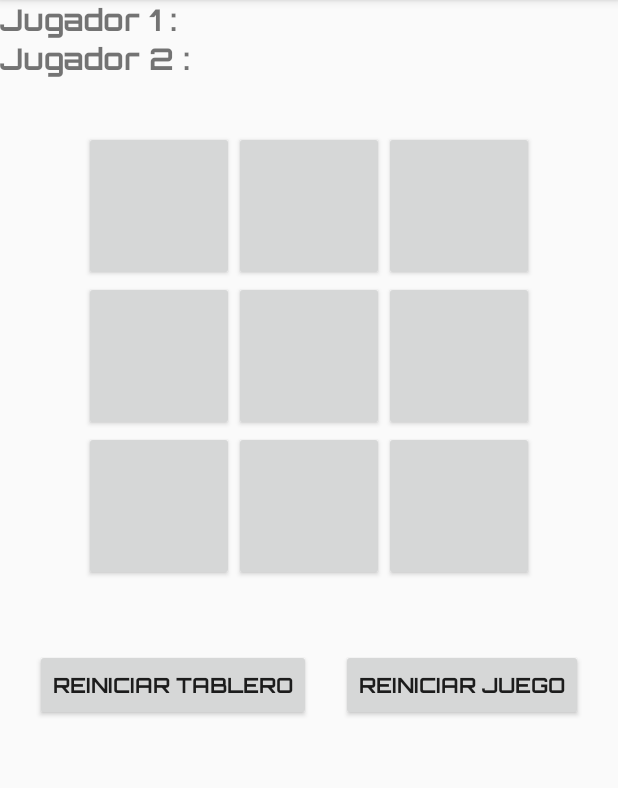
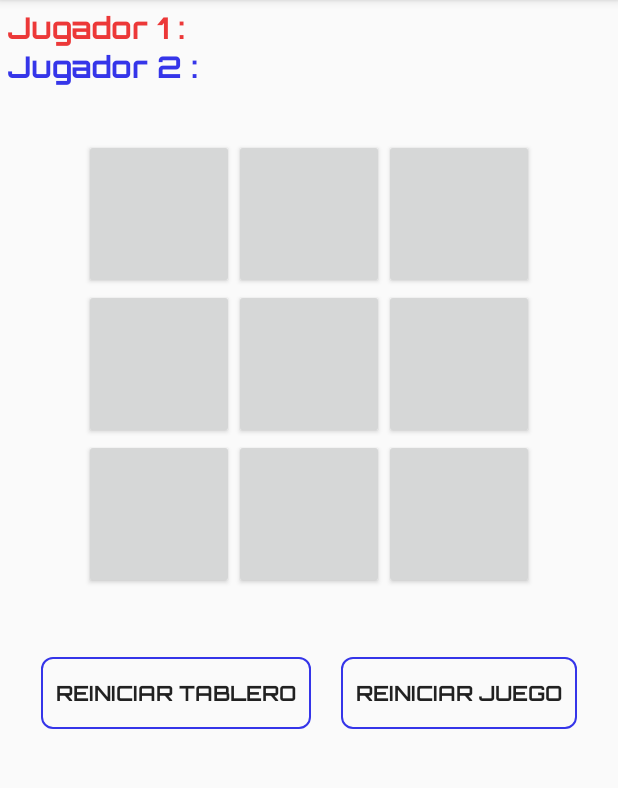
Before and after one commit to carlosfpj/TikTakToe, an Android app: the GameActivity screen opened directly, with no data from a screen before it, on a phone screen of 412 x 824 dp, the part 84-872 px from its top. Run offline under Robolectric (Android 15) with nearby library versions, the phone set to English and light mode, and no system bars.

Commit message:
almost all basic design colors implemented

```diff
--- a/app/src/main/java/com/cfpj/tiktaktoe/GameActivity.java
+++ b/app/src/main/java/com/cfpj/tiktaktoe/GameActivity.java
@@ -115,8 +115,10 @@ public class GameActivity extends AppCompatActivity implements View.OnClickListe
             return;
         }
         if (player1Turn) {
+            ((Button)v).setTextColor(getResources().getColor(R.color.colorCross));
             ((Button) v).setText("X");
         } else {
+            ((Button)v).setTextColor(getResources().getColor(R.color.colorCircle));
             ((Button) v).setText("O");
         }
         count++;
--- a/app/src/main/java/com/cfpj/tiktaktoe/LoadGameActivity.java
+++ b/app/src/main/java/com/cfpj/tiktaktoe/LoadGameActivity.java
@@ -83,11 +83,8 @@ public class LoadGameActivity extends AppCompatActivity {
                          intent.putExtra("player2Name", player2[position]);
                          intent.putExtra("player1Score", score1[position]);
                          intent.putExtra("player2Score", score2[position]);
-                         //TEST OK
-                         Toast toast = Toast.makeText(getApplicationContext(), "Has hecho click en juego " + id[position] + "Jugador1 = " + player1[position], Toast.LENGTH_SHORT );
-                         toast.show();
+
                          startActivity(intent);
-
                      }
                  });
 
--- a/app/src/main/java/com/cfpj/tiktaktoe/SetNamesDialogFragment.java
+++ b/app/src/main/java/com/cfpj/tiktaktoe/SetNamesDialogFragment.java
@@ -47,7 +47,6 @@ public class SetNamesDialogFragment extends DialogFragment {
         tvAlert = view.findViewById(R.id.tv_alert);
         tvAlert.setVisibility(View.GONE);
         btnAccept = view.findViewById(R.id.btn_accept);
-        builder.setTitle("Introduce los nombres de los jugadores");
         builder.setView(view);
 
         btnAccept.setOnClickListener(new View.OnClickListener() {
--- /dev/null
+++ b/app/src/main/res/drawable/border_button_blue.xml
@@ -0,0 +1,15 @@
+<?xml version="1.0" encoding="utf-8"?>
+<shape xmlns:android="http://schemas.android.com/apk/res/android"
+    android:shape="rectangle">
+
+    <corners android:radius="7dp">
+    </corners>
+    <stroke android:color="@color/colorCircle"
+        android:width="1dp">
+    </stroke>
+    <solid android:color="@android:color/transparent">
+    </solid>
+    <padding android:left="10dp"
+        android:right="10dp">
+    </padding>
+</shape>
--- a/app/src/main/res/layout-land/activity_game.xml
+++ b/app/src/main/res/layout-land/activity_game.xml
@@ -1,5 +1,6 @@
 <?xml version="1.0" encoding="utf-8"?>
-<LinearLayout xmlns:android="http://schemas.android.com/apk/res/android"
+<LinearLayout
+    xmlns:android="http://schemas.android.com/apk/res/android"
     xmlns:tools="http://schemas.android.com/tools"
     android:layout_width="match_parent"
     android:layout_height="match_parent"
@@ -9,6 +10,8 @@
     <LinearLayout
         android:layout_width="match_parent"
         android:layout_height="wrap_content"
+        android:layout_marginTop="5dp"
+        android:layout_marginStart="5dp"
         android:orientation="horizontal">
 
         <TextView
@@ -17,7 +20,8 @@
             android:layout_height="wrap_content"
             android:layout_weight="1"
             android:text="@string/text_view_player1"
-            android:textSize="20sp">
+            android:textSize="20sp"
+            android:textColor="@color/colorCross">
         </TextView>
 
         <TextView
@@ -27,7 +31,8 @@
             android:layout_gravity="center_horizontal"
             android:layout_weight="1"
             android:text="@string/text_view_player2"
-            android:textSize="20sp">
+            android:textSize="20sp"
+            android:textColor="@color/colorCircle">
         </TextView>
 
     </LinearLayout>
@@ -111,19 +116,22 @@
 
         <Button
             android:id="@+id/btn_restart_board"
+            android:background="@drawable/border_button_blue"
             android:layout_width="wrap_content"
             android:layout_height="wrap_content"
             android:layout_centerVertical="true"
+            android:layout_marginEnd="5dp"
             android:layout_alignParentEnd="true"
             android:text="@string/restart_board" />
 
         <Button
             android:id="@+id/btn_restart_game"
+            android:background="@drawable/border_button_blue"
             android:layout_width="wrap_content"
             android:layout_height="wrap_content"
             android:layout_centerVertical="true"
-            android:onClick="reiniciarJuego"
+            android:layout_marginStart="5dp"
+            android:onClick="restartGame"
             android:text="@string/restart_game"/>
     </RelativeLayout>
-
 </LinearLayout>
--- a/app/src/main/res/layout-xhdpi/activity_game.xml
+++ b/app/src/main/res/layout-xhdpi/activity_game.xml
@@ -9,13 +9,16 @@
 
     <RelativeLayout
         android:layout_width="wrap_content"
-        android:layout_height="wrap_content">
+        android:layout_height="wrap_content"
+        android:layout_marginTop="5dp"
+        android:layout_marginStart="5dp">
 
         <TextView
             android:id="@+id/text_view_player1"
             android:layout_width="wrap_content"
             android:layout_height="wrap_content"
             android:textSize="20sp"
+            android:textColor="@color/colorCross"
             android:text="@string/text_view_player1">
         </TextView>
 
@@ -25,6 +28,7 @@
             android:layout_height="wrap_content"
             android:layout_below="@id/text_view_player1"
             android:textSize="20sp"
+            android:textColor="@color/colorCircle"
             android:text="@string/text_view_player2">
         </TextView>
 
@@ -106,6 +110,7 @@
             android:id="@+id/btn_restart_board"
             android:layout_width="wrap_content"
             android:layout_height="wrap_content"
+            android:background="@drawable/border_button_blue"
             android:layout_marginEnd="10dp"
             android:text="@string/restart_board"/>
 
@@ -113,6 +118,7 @@
             android:id="@+id/btn_restart_game"
             android:layout_width="wrap_content"
             android:layout_height="wrap_content"
+            android:background="@drawable/border_button_blue"
             android:layout_marginStart="10dp"
             android:onClick="restartGame"
             android:text="@string/restart_game"/>
--- a/app/src/main/res/layout-xhdpi/activity_main.xml
+++ b/app/src/main/res/layout-xhdpi/activity_main.xml
@@ -31,6 +31,7 @@
         android:layout_below="@id/iv_game_logo"
         android:layout_centerHorizontal="true"
         android:drawableStart="@drawable/circle_icon_24"
+        android:background="@drawable/border_button_blue"
         android:drawablePadding="10dp"
         android:onClick="newGame"
         android:text="@string/btn_new_game"/>
@@ -43,6 +44,7 @@
         android:layout_centerHorizontal="true"
         android:layout_marginTop="10dp"
         android:drawableStart="@drawable/circle_icon_24"
+        android:background="@drawable/border_button_blue"
         android:drawablePadding="10dp"
         android:onClick="loadGame"
         android:text="@string/btn_load_game"/>
@@ -54,8 +56,9 @@
         android:layout_below="@id/btn_load_game"
         android:layout_centerHorizontal="true"
         android:layout_marginTop="20dp"
+        android:drawablePadding="8dp"
+        android:background="@drawable/border_button_red"
         android:drawableStart="@drawable/cross_icon_24"
-        android:drawablePadding="10dp"
         android:onClick="exitApp"
         android:text="@string/btn_exit"/>
 
--- a/app/src/main/res/layout/activity_game.xml
+++ b/app/src/main/res/layout/activity_game.xml
@@ -9,12 +9,15 @@
 
     <RelativeLayout
         android:layout_width="wrap_content"
-        android:layout_height="wrap_content">
+        android:layout_height="wrap_content"
+        android:layout_marginTop="5dp"
+        android:layout_marginStart="5dp">
 
         <TextView
             android:id="@+id/text_view_player1"
             android:layout_width="wrap_content"
             android:layout_height="wrap_content"
+            android:textColor="@color/colorCross"
             android:textSize="25sp"
             android:text="@string/text_view_player1">
         </TextView>
@@ -23,11 +26,11 @@
             android:id="@+id/text_view_player2"
             android:layout_width="wrap_content"
             android:layout_height="wrap_content"
+            android:textColor="@color/colorCircle"
             android:layout_below="@id/text_view_player1"
             android:textSize="25sp"
             android:text="@string/text_view_player2">
         </TextView>
-
     </RelativeLayout>
 
     <GridLayout
@@ -107,6 +110,7 @@
             android:layout_width="wrap_content"
             android:layout_height="wrap_content"
             android:layout_marginEnd="10dp"
+            android:background="@drawable/border_button_blue"
             android:text="@string/restart_board"/>
 
         <Button
@@ -114,7 +118,8 @@
             android:layout_width="wrap_content"
             android:layout_height="wrap_content"
             android:layout_marginStart="10dp"
-            android:onClick="reiniciarJuego"
+            android:background="@drawable/border_button_blue"
+            android:onClick="restartGame"
             android:text="@string/restart_game"/>
     </LinearLayout>
 </LinearLayout>
--- a/app/src/main/res/values/colors.xml
+++ b/app/src/main/res/values/colors.xml
@@ -2,7 +2,7 @@
 <resources>
     <color name="colorPrimary">#EC3838</color>
     <color name="colorPrimaryDark">#3535E9</color>
-    <color name="colorAccent">#D81B60</color>
+    <color name="colorAccent">#EC3838</color>
 
     <!--TICTACTOE COLORS-->
     <color name="colorCircle">#3535E9</color>
```
Also changed, not shown: app/src/main/res/drawable/border_button_red.xml (added, +15 -0 lines), app/src/main/res/layout-hdpi/activity_main.xml (+5 -2 lines), app/src/main/res/layout/activity_main.xml (+6 -2 lines), app/src/main/res/layout/card_loaded_game.xml (+7 -0 lines), app/src/main/res/layout/fragment_setnamesdialog.xml (+25 -6 lines), app/src/main/res/values/strings.xml (+5 -4 lines).
